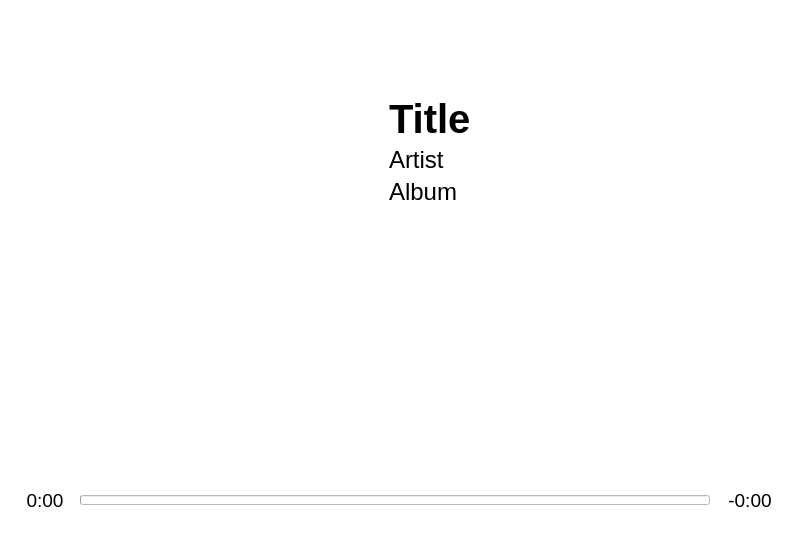
First picture: the form in nowplaying.ui, repository reesque/Maestro, before the edit.
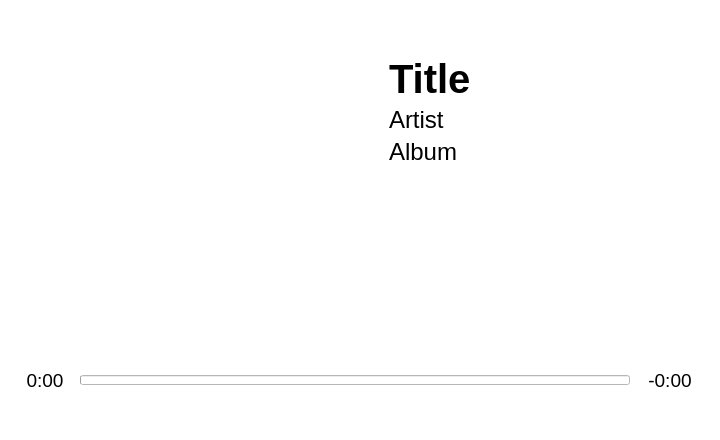
Second picture: the form after the edit. Icons and pictures are not drawn.

Diff of the .ui file:
```diff
--- a/nowplaying.ui
+++ b/nowplaying.ui
@@ -6,26 +6,26 @@
    <rect>
     <x>0</x>
     <y>0</y>
-    <width>800</width>
-    <height>560</height>
+    <width>720</width>
+    <height>440</height>
    </rect>
   </property>
   <property name="sizePolicy">
-   <sizepolicy hsizetype="Fixed" vsizetype="Fixed">
+   <sizepolicy hsizetype="Expanding" vsizetype="Expanding">
     <horstretch>0</horstretch>
     <verstretch>0</verstretch>
    </sizepolicy>
   </property>
   <property name="minimumSize">
    <size>
-    <width>800</width>
-    <height>560</height>
+    <width>720</width>
+    <height>440</height>
    </size>
   </property>
   <property name="maximumSize">
    <size>
-    <width>800</width>
-    <height>560</height>
+    <width>16777215</width>
+    <height>16777215</height>
    </size>
   </property>
   <property name="windowTitle">
@@ -71,7 +71,7 @@
       <item>
        <widget class="QWidget" name="CoverArtLeft" native="true">
         <property name="sizePolicy">
-         <sizepolicy hsizetype="Minimum" vsizetype="Preferred">
+         <sizepolicy hsizetype="Maximum" vsizetype="Minimum">
           <horstretch>0</horstretch>
           <verstretch>0</verstretch>
          </sizepolicy>
@@ -84,7 +84,7 @@
         </property>
         <property name="maximumSize">
          <size>
-          <width>380</width>
+          <width>16777215</width>
           <height>16777215</height>
          </size>
         </property>
@@ -93,19 +93,31 @@
           <number>0</number>
          </property>
          <property name="leftMargin">
-          <number>30</number>
+          <number>40</number>
          </property>
          <property name="topMargin">
-          <number>60</number>
+          <number>0</number>
          </property>
          <property name="rightMargin">
-          <number>30</number>
+          <number>0</number>
          </property>
          <property name="bottomMargin">
-          <number>60</number>
+          <number>0</number>
          </property>
          <item>
           <widget class="QLabel" name="CoverArt">
+           <property name="sizePolicy">
+            <sizepolicy hsizetype="Maximum" vsizetype="Maximum">
+             <horstretch>0</horstretch>
+             <verstretch>0</verstretch>
+            </sizepolicy>
+           </property>
+           <property name="maximumSize">
+            <size>
+             <width>280</width>
+             <height>280</height>
+            </size>
+           </property>
            <property name="text">
             <string/>
            </property>
@@ -115,6 +127,9 @@
            <property name="scaledContents">
             <bool>true</bool>
            </property>
+           <property name="alignment">
+            <set>Qt::AlignCenter</set>
+           </property>
           </widget>
          </item>
         </layout>
```
